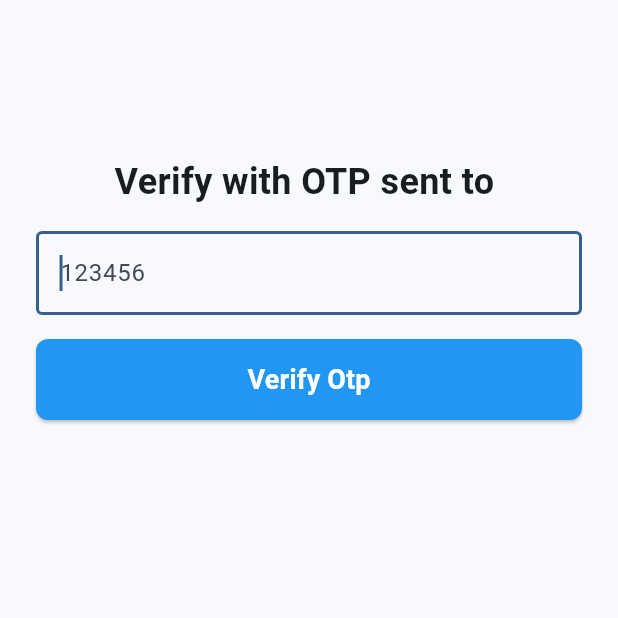
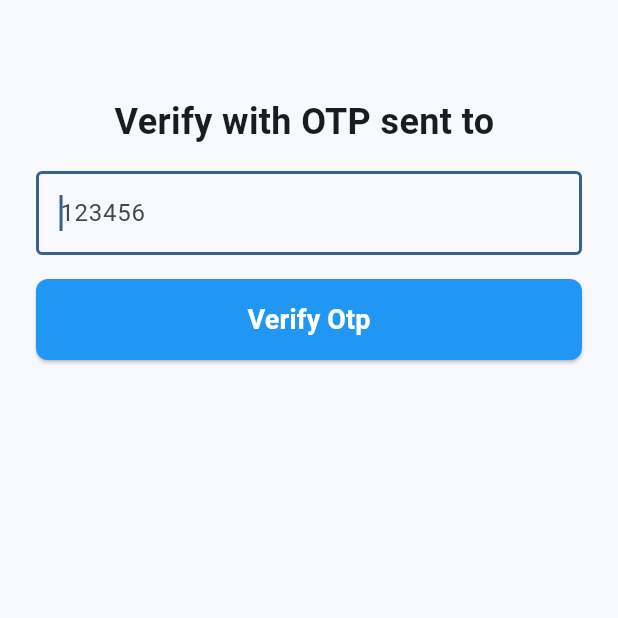
Before and after one commit to Sachinminde0093/northstar, a Flutter app: the OtpScreen screen opened by its route, on a phone screen of 412 x 824 dp, the top half of it. Run offline on Flutter 3.47's test engine with Material 3 defaults, Android fonts, the phone set to English and light mode, and no system bars; our stand-ins replace shared_preferences; accounts and stored records are empty.

Commit message:
fix otp-screen bug, extra space

```diff
--- a/lib/presentation/screens/otp/otp_screen.dart
+++ b/lib/presentation/screens/otp/otp_screen.dart
@@ -1,4 +1,3 @@
-import 'package:flutter/gestures.dart';
 import 'package:flutter/material.dart';
 import 'package:northstar_task/core/utils/validation_functions.dart';
 import 'package:northstar_task/presentation/screens/onboard/onboarding_screen.dart';
@@ -59,7 +58,6 @@ class _OtpScreenState extends State<OtpScreen> {
           key: otpFormKey,
           child: Column(
             children: [
-              const SizedBox(height: 40.0),
               Text(
                 'Verify with OTP sent to $phoneEmail',
                 style: const TextStyle( fontWeight: FontWeight.bold, fontSize: 24.0),
```
